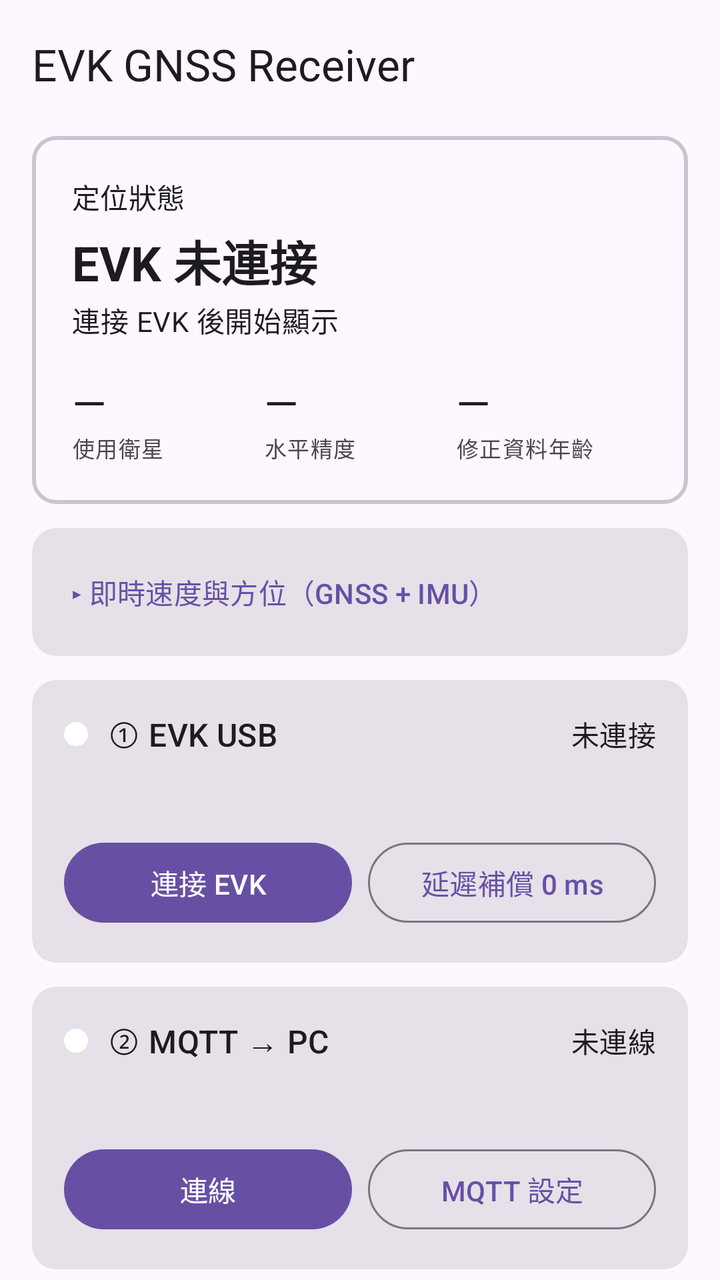
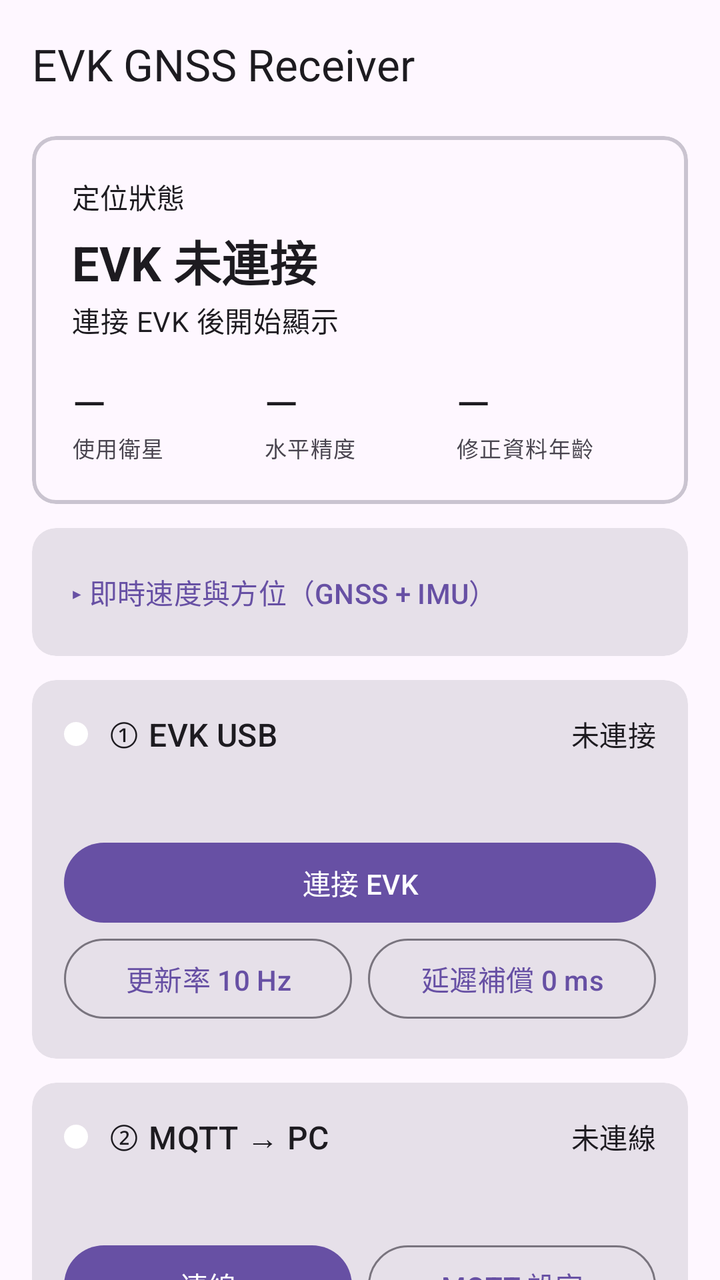

Screens rendered from an Android XML layout before and after an edit, with the pre-edit source and the edit as a unified diff.
<!-- AndroidManifest.xml: application theme Theme.EVKGNSSReceiver -->
<!-- res/layout/activity_main.xml -->
<?xml version="1.0" encoding="utf-8"?>
<LinearLayout xmlns:android="http://schemas.android.com/apk/res/android"
    xmlns:app="http://schemas.android.com/apk/res-auto"
    xmlns:tools="http://schemas.android.com/tools"
    android:id="@+id/root"
    android:layout_width="match_parent"
    android:layout_height="match_parent"
    android:background="?android:attr/colorBackground"
    android:orientation="vertical"
    tools:context=".MainActivity">

    <com.google.android.material.appbar.MaterialToolbar
        android:id="@+id/toolbar"
        android:layout_width="match_parent"
        android:layout_height="?attr/actionBarSize"
        app:title="EVK GNSS Receiver" />

    <androidx.core.widget.NestedScrollView
        android:layout_width="match_parent"
        android:layout_height="0dp"
        android:layout_weight="1">

        <LinearLayout
            android:layout_width="match_parent"
            android:layout_height="wrap_content"
            android:orientation="vertical"
            android:paddingStart="16dp"
            android:paddingTop="4dp"
            android:paddingEnd="16dp"
            android:paddingBottom="24dp">

            

            <com.google.android.material.card.MaterialCardView
                android:id="@+id/rtkCard"
                style="@style/Widget.Material3.CardView.Outlined"
                android:layout_width="match_parent"
                android:layout_height="wrap_content"
                android:layout_marginBottom="12dp"
                app:strokeWidth="2dp">

                <LinearLayout
                    android:layout_width="match_parent"
                    android:layout_height="wrap_content"
                    android:orientation="vertical"
                    android:padding="20dp">

                    <TextView
                        android:layout_width="wrap_content"
                        android:layout_height="wrap_content"
                        android:text="定位狀態"
                        android:textAppearance="?attr/textAppearanceLabelLarge" />

                    <TextView
                        android:id="@+id/rtkHeadline"
                        android:layout_width="wrap_content"
                        android:layout_height="wrap_content"
                        android:layout_marginTop="4dp"
                        android:text="EVK 未連接"
                        android:textAppearance="?attr/textAppearanceHeadlineSmall"
                        android:textStyle="bold" />

                    <TextView
                        android:id="@+id/rtkHint"
                        android:layout_width="wrap_content"
                        android:layout_height="wrap_content"
                        android:layout_marginTop="2dp"
                        android:text="連接 EVK 後開始顯示"
                        android:textAppearance="?attr/textAppearanceBodyMedium" />

                    <LinearLayout
                        android:layout_width="match_parent"
                        android:layout_height="wrap_content"
                        android:layout_marginTop="16dp"
                        android:baselineAligned="false"
                        android:orientation="horizontal">

                        <LinearLayout
                            android:layout_width="0dp"
                            android:layout_height="wrap_content"
                            android:layout_weight="1"
                            android:orientation="vertical">

                            <TextView
                                android:id="@+id/metricSatellites"
                                android:layout_width="wrap_content"
                                android:layout_height="wrap_content"
                                android:text="—"
                                android:textAppearance="?attr/textAppearanceTitleLarge" />

                            <TextView
                                android:layout_width="wrap_content"
                                android:layout_height="wrap_content"
                                android:text="使用衛星"
                                android:textAppearance="?attr/textAppearanceLabelSmall" />
                        </LinearLayout>

                        <LinearLayout
                            android:layout_width="0dp"
                            android:layout_height="wrap_content"
                            android:layout_weight="1"
                            android:orientation="vertical">

                            <TextView
                                android:id="@+id/metricAccuracy"
                                android:layout_width="wrap_content"
                                android:layout_height="wrap_content"
                                android:text="—"
                                android:textAppearance="?attr/textAppearanceTitleLarge" />

                            <TextView
                                android:layout_width="wrap_content"
                                android:layout_height="wrap_content"
                                android:text="水平精度"
                                android:textAppearance="?attr/textAppearanceLabelSmall" />
                        </LinearLayout>

                        <LinearLayout
                            android:layout_width="0dp"
                            android:layout_height="wrap_content"
                            android:layout_weight="1"
                            android:orientation="vertical">

                            <TextView
                                android:id="@+id/metricCorrectionAge"
                                android:layout_width="wrap_content"
                                android:layout_height="wrap_content"
                                android:text="—"
                                android:textAppearance="?attr/textAppearanceTitleLarge" />

                            <TextView
                                android:layout_width="wrap_content"
                                android:layout_height="wrap_content"
                                android:text="修正資料年齡"
                                android:textAppearance="?attr/textAppearanceLabelSmall" />
                        </LinearLayout>
                    </LinearLayout>
                </LinearLayout>
            </com.google.android.material.card.MaterialCardView>

            

            <com.google.android.material.card.MaterialCardView
                style="@style/Widget.Material3.CardView.Filled"
                android:layout_width="match_parent"
                android:layout_height="wrap_content"
                android:layout_marginBottom="12dp">

                <LinearLayout
                    android:layout_width="match_parent"
                    android:layout_height="wrap_content"
                    android:orientation="vertical"
                    android:padding="8dp">

                    <com.google.android.material.button.MaterialButton
                        android:id="@+id/motionToggleButton"
                        style="@style/Widget.Material3.Button.TextButton"
                        android:layout_width="match_parent"
                        android:layout_height="wrap_content"
                        android:gravity="start|center_vertical"
                        android:text="▸ 即時速度與方位（GNSS + IMU）" />

                    <LinearLayout
                        android:id="@+id/motionContent"
                        android:layout_width="match_parent"
                        android:layout_height="wrap_content"
                        android:gravity="center_horizontal"
                        android:orientation="vertical"
                        android:paddingStart="8dp"
                        android:paddingEnd="8dp"
                        android:paddingBottom="8dp"
                        android:visibility="gone">

                        <LinearLayout
                            android:layout_width="wrap_content"
                            android:layout_height="wrap_content"
                            android:baselineAligned="true"
                            android:orientation="horizontal">

                            <TextView
                                android:id="@+id/motionSpeed"
                                android:layout_width="wrap_content"
                                android:layout_height="wrap_content"
                                android:fontFeatureSettings="tnum"
                                android:text="—"
                                android:textAppearance="?attr/textAppearanceDisplaySmall"
                                android:textStyle="bold" />

                            <TextView
                                android:layout_width="wrap_content"
                                android:layout_height="wrap_content"
                                android:layout_marginStart="6dp"
                                android:text="km/h"
                                android:textAppearance="?attr/textAppearanceTitleMedium" />
                        </LinearLayout>

                        <TextView
                            android:id="@+id/motionSpeedMps"
                            android:layout_width="wrap_content"
                            android:layout_height="wrap_content"
                            android:fontFeatureSettings="tnum"
                            android:textAppearance="?attr/textAppearanceBodyMedium" />

                        <TextView
                            android:id="@+id/motionSource"
                            android:layout_width="wrap_content"
                            android:layout_height="wrap_content"
                            android:layout_marginTop="4dp"
                            android:gravity="center"
                            android:textAppearance="?attr/textAppearanceLabelLarge" />

                        <com.example.evkgnssreceiver.CompassView
                            android:id="@+id/compassView"
                            android:layout_width="240dp"
                            android:layout_height="240dp"
                            android:layout_marginTop="12dp" />

                        <TextView
                            android:id="@+id/motionHeading"
                            android:layout_width="wrap_content"
                            android:layout_height="wrap_content"
                            android:layout_marginTop="8dp"
                            android:fontFeatureSettings="tnum"
                            android:textAppearance="?attr/textAppearanceTitleMedium" />

                        <TextView
                            android:id="@+id/motionDetail"
                            android:layout_width="wrap_content"
                            android:layout_height="wrap_content"
                            android:layout_marginTop="4dp"
                            android:gravity="center"
                            android:textAppearance="?attr/textAppearanceBodySmall" />

                        <com.google.android.material.button.MaterialButtonToggleGroup
                            android:id="@+id/compassModeGroup"
                            android:layout_width="wrap_content"
                            android:layout_height="wrap_content"
                            android:layout_marginTop="12dp"
                            app:checkedButton="@+id/compassNorthUpButton"
                            app:selectionRequired="true"
                            app:singleSelection="true">

                            <com.google.android.material.button.MaterialButton
                                android:id="@+id/compassNorthUpButton"
                                style="@style/Widget.Material3.Button.OutlinedButton"
                                android:layout_width="wrap_content"
                                android:layout_height="wrap_content"
                                android:text="北方朝上" />

                            <com.google.android.material.button.MaterialButton
                                android:id="@+id/compassFollowPhoneButton"
                                style="@style/Widget.Material3.Button.OutlinedButton"
                                android:layout_width="wrap_content"
                                android:layout_height="wrap_content"
                                android:text="跟隨手機" />
                        </com.google.android.material.button.MaterialButtonToggleGroup>
                    </LinearLayout>
                </LinearLayout>
            </com.google.android.material.card.MaterialCardView>

            

            <com.google.android.material.card.MaterialCardView
                style="@style/Widget.Material3.CardView.Filled"
                android:layout_width="match_parent"
                android:layout_height="wrap_content"
                android:layout_marginBottom="12dp">

                <LinearLayout
                    android:layout_width="match_parent"
                    android:layout_height="wrap_content"
                    android:orientation="vertical"
                    android:padding="16dp">

                    <LinearLayout
                        android:layout_width="match_parent"
                        android:layout_height="wrap_content"
                        android:gravity="center_vertical"
                        android:orientation="horizontal">

                        <View
                            android:id="@+id/usbDot"
                            android:layout_width="12dp"
                            android:layout_height="12dp"
                            android:layout_marginEnd="10dp"
                            android:background="@drawable/status_dot" />

                        <TextView
                            android:layout_width="0dp"
                            android:layout_height="wrap_content"
                            android:layout_weight="1"
                            android:text="① EVK USB"
                            android:textAppearance="?attr/textAppearanceTitleMedium" />

                        <TextView
                            android:id="@+id/usbState"
                            android:layout_width="wrap_content"
                            android:layout_height="wrap_content"
                            android:text="未連接"
                            android:textAppearance="?attr/textAppearanceLabelLarge" />
                    </LinearLayout>

                    <TextView
                        android:id="@+id/usbDetail"
                        android:layout_width="match_parent"
                        android:layout_height="wrap_content"
                        android:layout_marginTop="8dp"
                        android:textAppearance="?attr/textAppearanceBodyMedium" />

                    <LinearLayout
                        android:layout_width="match_parent"
                        android:layout_height="wrap_content"
                        android:layout_marginTop="12dp"
                        android:orientation="horizontal">

                        <com.google.android.material.button.MaterialButton
                            android:id="@+id/usbToggleButton"
                            style="@style/Widget.Material3.Button"
                            android:layout_width="0dp"
                            android:layout_height="wrap_content"
                            android:layout_marginEnd="8dp"
                            android:layout_weight="1"
                            android:text="連接 EVK" />

                        <com.google.android.material.button.MaterialButton
                            android:id="@+id/usbDelayButton"
                            style="@style/Widget.Material3.Button.OutlinedButton"
                            android:layout_width="0dp"
                            android:layout_height="wrap_content"
                            android:layout_weight="1"
                            android:text="延遲補償 0 ms" />
                    </LinearLayout>
                </LinearLayout>
            </com.google.android.material.card.MaterialCardView>

            

            <com.google.android.material.card.MaterialCardView
                style="@style/Widget.Material3.CardView.Filled"
                android:layout_width="match_parent"
                android:layout_height="wrap_content"
                android:layout_marginBottom="12dp">

                <LinearLayout
                    android:layout_width="match_parent"
                    android:layout_height="wrap_content"
                    android:orientation="vertical"
                    android:padding="16dp">

                    <LinearLayout
                        android:layout_width="match_parent"
                        android:layout_height="wrap_content"
                        android:gravity="center_vertical"
                        android:orientation="horizontal">

                        <View
                            android:id="@+id/mqttDot"
                            android:layout_width="12dp"
                            android:layout_height="12dp"
                            android:layout_marginEnd="10dp"
                            android:background="@drawable/status_dot" />

                        <TextView
                            android:layout_width="0dp"
                            android:layout_height="wrap_content"
                            android:layout_weight="1"
                            android:text="② MQTT → PC"
                            android:textAppearance="?attr/textAppearanceTitleMedium" />

                        <TextView
                            android:id="@+id/mqttState"
                            android:layout_width="wrap_content"
                            android:layout_height="wrap_content"
                            android:text="未連線"
                            android:textAppearance="?attr/textAppearanceLabelLarge" />
                    </LinearLayout>

                    <TextView
                        android:id="@+id/mqttDetail"
                        android:layout_width="match_parent"
                        android:layout_height="wrap_content"
                        android:layout_marginTop="8dp"
                        android:textAppearance="?attr/textAppearanceBodyMedium" />

                    <LinearLayout
                        android:layout_width="match_parent"
                        android:layout_height="wrap_content"
                        android:layout_marginTop="12dp"
                        android:orientation="horizontal">

                        <com.google.android.material.button.MaterialButton
                            android:id="@+id/mqttToggleButton"
                            style="@style/Widget.Material3.Button"
                            android:layout_width="0dp"
                            android:layout_height="wrap_content"
                            android:layout_marginEnd="8dp"
                            android:layout_weight="1"
                            android:text="連線" />

                        <com.google.android.material.button.MaterialButton
                            android:id="@+id/mqttSettingsButton"
                            style="@style/Widget.Material3.Button.OutlinedButton"
                            android:layout_width="0dp"
                            android:layout_height="wrap_content"
                            android:layout_weight="1"
                            android:text="MQTT 設定" />
                    </LinearLayout>
                </LinearLayout>
            </com.google.android.material.card.MaterialCardView>

            

            <com.google.android.material.card.MaterialCardView
                style="@style/Widget.Material3.CardView.Filled"
                android:layout_width="match_parent"
                android:layout_height="wrap_content"
                android:layout_marginBottom="12dp">

                <LinearLayout
                    android:layout_width="match_parent"
                    android:layout_height="wrap_content"
                    android:orientation="vertical"
                    android:padding="16dp">

                    <LinearLayout
                        android:layout_width="match_parent"
                        android:layout_height="wrap_content"
                        android:gravity="center_vertical"
                        android:orientation="horizontal">

                        <View
                            android:id="@+id/ntripDot"
                            android:layout_width="12dp"
                            android:layout_height="12dp"
                            android:layout_marginEnd="10dp"
                            android:background="@drawable/status_dot" />

                        <TextView
                            android:layout_width="0dp"
                            android:layout_height="wrap_content"
                            android:layout_weight="1"
                            android:text="③ NTRIP 修正（PointPerfect）"
                            android:textAppearance="?attr/textAppearanceTitleMedium" />

                        <TextView
                            android:id="@+id/ntripState"
                            android:layout_width="wrap_content"
                            android:layout_height="wrap_content"
                            android:text="未連線"
                            android:textAppearance="?attr/textAppearanceLabelLarge" />
                    </LinearLayout>

                    <TextView
                        android:id="@+id/ntripDetail"
                        android:layout_width="match_parent"
                        android:layout_height="wrap_content"
                        android:layout_marginTop="8dp"
                        android:textAppearance="?attr/textAppearanceBodyMedium" />

                    <com.google.android.material.divider.MaterialDivider
                        android:layout_width="match_parent"
                        android:layout_height="wrap_content"
                        android:layout_marginTop="12dp"
                        android:layout_marginBottom="12dp" />

                    

                    <LinearLayout
                        android:layout_width="match_parent"
                        android:layout_height="wrap_content"
                        android:gravity="center_vertical"
                        android:orientation="horizontal">

                        <TextView
                            android:id="@+id/usageTitle"
                            android:layout_width="0dp"
                            android:layout_height="wrap_content"
                            android:layout_weight="1"
                            android:text="使用時間"
                            android:textAppearance="?attr/textAppearanceLabelLarge" />

                        <com.google.android.material.button.MaterialButton
                            android:id="@+id/usageResetButton"
                            style="@style/Widget.Material3.Button.TextButton"
                            android:layout_width="wrap_content"
                            android:layout_height="wrap_content"
                            android:minHeight="0dp"
                            android:text="重設本期" />
                    </LinearLayout>

                    <LinearLayout
                        android:layout_width="match_parent"
                        android:layout_height="wrap_content"
                        android:baselineAligned="false"
                        android:orientation="horizontal">

                        <LinearLayout
                            android:layout_width="0dp"
                            android:layout_height="wrap_content"
                            android:layout_weight="1"
                            android:orientation="vertical">

                            <TextView
                                android:id="@+id/usageSession"
                                android:layout_width="wrap_content"
                                android:layout_height="wrap_content"
                                android:fontFeatureSettings="tnum"
                                android:text="0:00:00"
                                android:textAppearance="?attr/textAppearanceTitleMedium" />

                            <TextView
                                android:layout_width="wrap_content"
                                android:layout_height="wrap_content"
                                android:text="本次"
                                android:textAppearance="?attr/textAppearanceLabelSmall" />
                        </LinearLayout>

                        <LinearLayout
                            android:layout_width="0dp"
                            android:layout_height="wrap_content"
                            android:layout_weight="1"
                            android:orientation="vertical">

                            <TextView
                                android:id="@+id/usagePeriod"
                                android:layout_width="wrap_content"
                                android:layout_height="wrap_content"
                                android:fontFeatureSettings="tnum"
                                android:text="0:00:00"
                                android:textAppearance="?attr/textAppearanceTitleMedium" />

                            <TextView
                                android:id="@+id/usagePeriodLabel"
                                android:layout_width="wrap_content"
                                android:layout_height="wrap_content"
                                android:text="本期"
                                android:textAppearance="?attr/textAppearanceLabelSmall" />
                        </LinearLayout>

                        <LinearLayout
                            android:layout_width="0dp"
                            android:layout_height="wrap_content"
                            android:layout_weight="1"
                            android:orientation="vertical">

                            <TextView
                                android:id="@+id/usageTotal"
                                android:layout_width="wrap_content"
                                android:layout_height="wrap_content"
                                android:fontFeatureSettings="tnum"
                                android:text="0:00:00"
                                android:textAppearance="?attr/textAppearanceTitleMedium" />

                            <TextView
                                android:layout_width="wrap_content"
                                android:layout_height="wrap_content"
                                android:text="總計"
                                android:textAppearance="?attr/textAppearanceLabelSmall" />
                        </LinearLayout>
                    </LinearLayout>

                    <TextView
                        android:layout_width="match_parent"
                        android:layout_height="wrap_content"
                        android:layout_marginTop="6dp"
                        android:text="只計算實際接收修正資料的時間；官方用量以 Thingstream 後台為準"
                        android:textAppearance="?attr/textAppearanceBodySmall" />

                    <LinearLayout
                        android:layout_width="match_parent"
                        android:layout_height="wrap_content"
                        android:layout_marginTop="12dp"
                        android:orientation="horizontal">

                        <com.google.android.material.button.MaterialButton
                            android:id="@+id/ntripToggleButton"
                            style="@style/Widget.Material3.Button"
                            android:layout_width="0dp"
                            android:layout_height="wrap_content"
                            android:layout_marginEnd="8dp"
                            android:layout_weight="1"
                            android:text="NTRIP 連線" />

                        <com.google.android.material.button.MaterialButton
                            android:id="@+id/ntripSettingsButton"
                            style="@style/Widget.Material3.Button.OutlinedButton"
                            android:layout_width="0dp"
                            android:layout_height="wrap_content"
                            android:layout_weight="1"
                            android:text="NTRIP 設定" />
                    </LinearLayout>
                </LinearLayout>
            </com.google.android.material.card.MaterialCardView>

            

            <com.google.android.material.card.MaterialCardView
                style="@style/Widget.Material3.CardView.Outlined"
                android:layout_width="match_parent"
                android:layout_height="wrap_content">

                <LinearLayout
                    android:layout_width="match_parent"
                    android:layout_height="wrap_content"
                    android:orientation="vertical"
                    android:padding="8dp">

                    <com.google.android.material.button.MaterialButton
                        android:id="@+id/rawToggleButton"
                        style="@style/Widget.Material3.Button.TextButton"
                        android:layout_width="match_parent"
                        android:layout_height="wrap_content"
                        android:gravity="start|center_vertical"
                        android:text="▸ 顯示原始資料（最新 JSON）" />

                    <TextView
                        android:id="@+id/rawDataText"
                        android:layout_width="match_parent"
                        android:layout_height="wrap_content"
                        android:padding="8dp"
                        android:textAppearance="?attr/textAppearanceBodySmall"
                        android:textIsSelectable="true"
                        android:typeface="monospace"
                        android:visibility="gone" />
                </LinearLayout>
            </com.google.android.material.card.MaterialCardView>
        </LinearLayout>
    </androidx.core.widget.NestedScrollView>
</LinearLayout>
<!-- resources referenced by this layout -->
<resources>
  <!-- drawable status_dot (drawable) -->
  <?xml version="1.0" encoding="utf-8"?>
  <shape xmlns:android="http://schemas.android.com/apk/res/android"
      android:shape="oval">
      <solid android:color="@color/white" />
      <size
          android:width="12dp"
          android:height="12dp" />
  </shape>
  <style name="Theme.EVKGNSSReceiver" parent="Base.Theme.EVKGNSSReceiver" />
  <color name="white">#FFFFFFFF</color>
  <style name="Base.Theme.EVKGNSSReceiver" parent="Theme.Material3.DayNight.NoActionBar">
          
          
      </style>
</resources>

<!-- the commit's change to res/layout/activity_main.xml (unified diff, before → after) -->
@@ -318,9 +318,23 @@
                             style="@style/Widget.Material3.Button"
                             android:layout_width="0dp"
                             android:layout_height="wrap_content"
+                            android:layout_weight="1"
+                            android:text="連接 EVK" />
+                    </LinearLayout>
+
+                    <LinearLayout
+                        android:layout_width="match_parent"
+                        android:layout_height="wrap_content"
+                        android:orientation="horizontal">
+
+                        <com.google.android.material.button.MaterialButton
+                            android:id="@+id/usbRateButton"
+                            style="@style/Widget.Material3.Button.OutlinedButton"
+                            android:layout_width="0dp"
+                            android:layout_height="wrap_content"
                             android:layout_marginEnd="8dp"
                             android:layout_weight="1"
-                            android:text="連接 EVK" />
+                            android:text="更新率 10 Hz" />
 
                         <com.google.android.material.button.MaterialButton
                             android:id="@+id/usbDelayButton"
